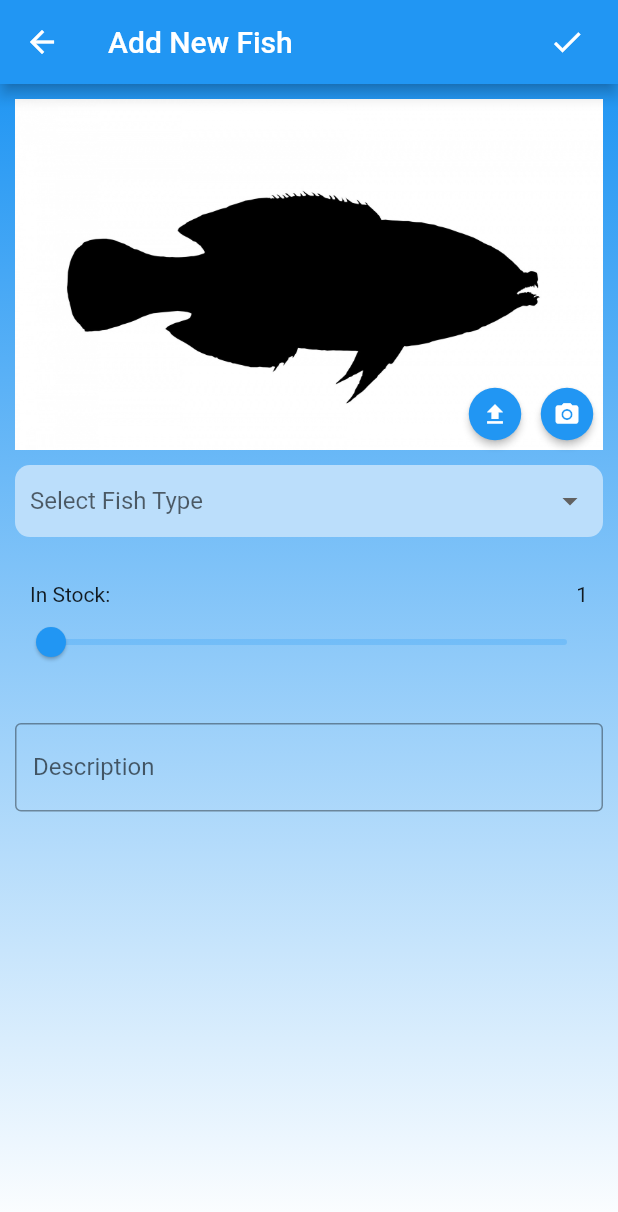
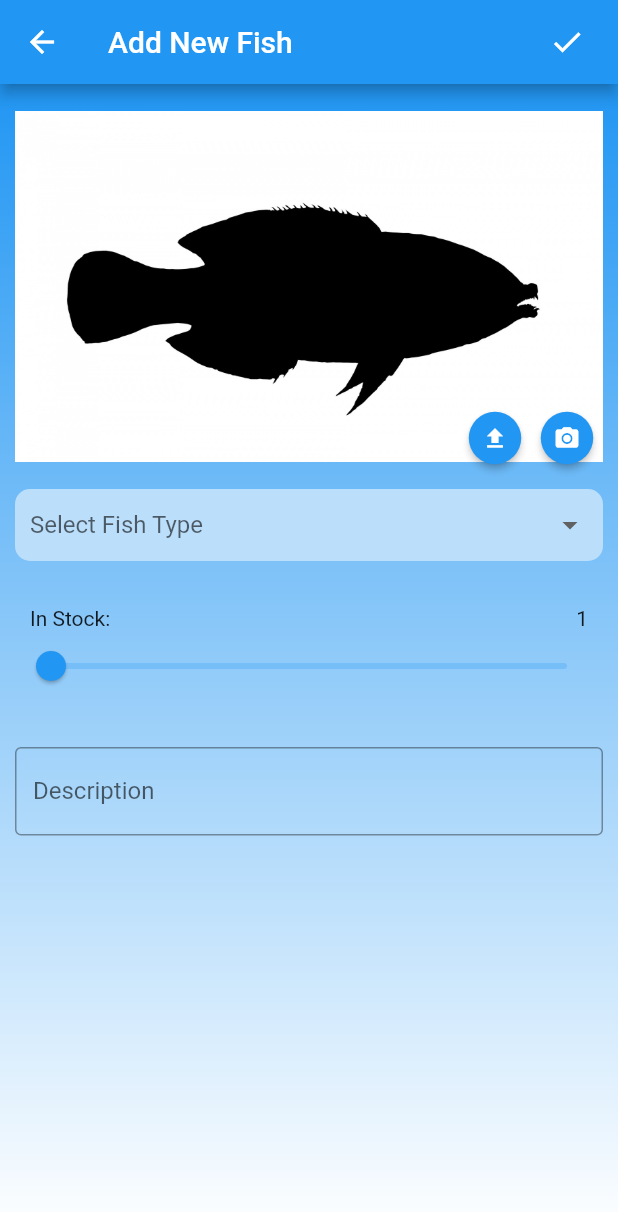
Before and after one commit to alinpha/flutter-term-project, a Flutter app: the screen it shows after launch, after a tap on the "add" icon, on a phone screen of 412 x 824 dp. Shown: the top 1212 px of the screen. Run offline on Flutter 3.47's test engine with Material 2 defaults, Android fonts, the phone set to English and light mode, and no system bars; our stand-ins replace image_picker, page_view_indicators, sqflite; accounts and stored records are empty.

Commit message:
edit page completed

```diff
--- a/term_project/lib/edit.dart
+++ b/term_project/lib/edit.dart
@@ -1,4 +1,10 @@
+import 'dart:io';
+
 import 'package:flutter/material.dart';
+import 'package:image_picker/image_picker.dart';
+import 'package:term_project/dbhelper.dart';
+
+import 'model/fish.dart';
 
 class EditPage extends StatefulWidget {
 
@@ -18,15 +24,74 @@ class _EditPageState extends State<EditPage> {
   String _selectedFish;
   double _stockValue = 1;
 
+  File _imageFile;
+
+  final descTextController = TextEditingController();
+
+  Future _getImage(ImageSource src) async {
+
+    var image = await ImagePicker.pickImage(source: src);
+
+    setState(() {
+      _imageFile = image;
+    });
+  }
+
   Widget _stackImage() {
 
     double _btnImgSize = 35.0;
 
+    double screenWidth = MediaQuery.of(context).size.width;
+
+    String _fishImage = "images/";
+
+    switch(_selectedFish) {
+      case "Catfish":
+      _fishImage += "catfish";
+      break;
+      case "Characin":
+      _fishImage += "characin";
+      break;
+      case "Cichlid":
+      _fishImage += "cichlid";
+      break;
+      case "Goldfish":
+      _fishImage += "gold";
+      break;
+      case "Golden Loach":
+      _fishImage += "loach";
+      break;
+      case "Bluefin Killifish":
+      _fishImage += "killi";
+      break;
+      case "Paradise Fish":
+      _fishImage += "paradise";
+      break;
+      case "Orangeback Rainbowfish":
+      _fishImage += "rainbow";
+      break;
+      case "Koifish":
+      _fishImage += "koi";
+      break;
+      default:
+      _fishImage += "fish_template";
+      break;
+    }
+
+    _fishImage += ".jpg";
+
     return Stack(
+
       children: <Widget>[
+
+        _imageFile == null ?
             Image(
-          image: AssetImage('images/fish_template.jpg'),
-        ),
+              image: AssetImage(_fishImage),
+              fit: BoxFit.fitWidth,
+              width: screenWidth,
+              height: 250,
+            ) :
+            Image.file(_imageFile, fit: BoxFit.fitWidth, width: screenWidth, height: 250),
         Positioned(
           right: 0,
           bottom: 0,
@@ -45,7 +110,7 @@ class _EditPageState extends State<EditPage> {
             shape: CircleBorder(),
             fillColor: Colors.blue,
             onPressed: () {
-
+              _getImage(ImageSource.gallery);
             },
           ),
           RawMaterialButton(
@@ -61,7 +126,7 @@ class _EditPageState extends State<EditPage> {
             shape: CircleBorder(),
             fillColor: Colors.blue,
             onPressed: () {
-
+              _getImage(ImageSource.camera);
             },
           ),
             ],
@@ -84,6 +149,7 @@ class _EditPageState extends State<EditPage> {
           'Paradise Fish',
           'Orangeback Rainbowfish',
           'Koifish',
+          'Other',
       ];
       return Container(
 
@@ -146,6 +212,7 @@ class _EditPageState extends State<EditPage> {
 
   Widget _txtDescription() {
     return TextField(
+      controller: descTextController,
       keyboardType: TextInputType.multiline,
       maxLines: null,
       decoration: InputDecoration(
@@ -165,7 +232,12 @@ class _EditPageState extends State<EditPage> {
             child: IconButton(
               icon: Icon(Icons.done),
               onPressed: () {
-                Navigator.pop(scaffoldKey.currentContext);
+                if (_selectedFish == null) {
+                  _showSnacBar("Please choose fish type");
+                } else {
+                  _insertToDatabase();
+                }
+                //Navigator.pop(scaffoldKey.currentContext);
               },
             ),
           ),
@@ -209,6 +281,20 @@ class _EditPageState extends State<EditPage> {
     );
   }
 
+  Future<void> _insertToDatabase() async {
+    String imgPath = "";
+    if (_imageFile != null) {
+      imgPath = _imageFile.path;
+    }
+    Fish fish = Fish(title: _selectedFish, stock: _stockValue.toInt(), description: descTextController.text, img: imgPath);
+
+    int rows = await DBHelper.instance.insert(fish);
+
+    _showSnacBar(rows != 0 ? "Fish inserted" : "Fish could not be inserted");
+
+    Navigator.pop(context);
+
+  }
 
   @override
   Widget build(BuildContext context) {
@@ -248,4 +334,9 @@ class _EditPageState extends State<EditPage> {
     );
   }
 
+  @override
+  void dispose() {
+    descTextController.dispose();
+    super.dispose();
   }
+}
--- a/term_project/lib/main.dart
+++ b/term_project/lib/main.dart
@@ -1,52 +1,57 @@
+import 'dart:io';
+import 'dart:ui';
+import 'dart:async';
+
 import 'package:flutter/material.dart';
 import 'package:page_view_indicators/circle_page_indicator.dart';
+import 'package:term_project/dbhelper.dart';
 import './edit.dart';
 import 'model/fish.dart';
 
-void main() => runApp(MyApp());
+void main() => runApp(MaterialApp(
+  debugShowCheckedModeBanner: false,
+  home: MyApp(),
+));
 
-class MyApp extends StatelessWidget {
-  @override
-  Widget build(BuildContext context) {
+class MyApp extends StatefulWidget {
+  _HomePage createState() => _HomePage();
 
-    return MaterialApp(
-      debugShowCheckedModeBanner: false,
-      title: 'Flutaquarium',
-      theme: ThemeData(
-
-      ),
-      home: HomePage(),
-    );
-  }
 }
 
-class HomePage extends StatelessWidget {
+class _HomePage extends State<MyApp> {
 
   final _pageController = PageController(initialPage: 0);
   final _currentPageNotifier = ValueNotifier<int>(0);
+
 
   @override
   Widget build(BuildContext context) {
 
     List<Fish> fishList = List<Fish>();
 
-    fishList.add(
-      Fish(
-        id: 1,
-        title: 'goldfish',
-        stock: 5,
-        description: 'lorem iprum dolor',
-        img: 'gold')
-    );
+    void _loadFish() async {
+      final List<Map<String, dynamic>> maps = await DBHelper.instance.queryAll();
+      fishList.clear();
+      maps.forEach((map) => fishList.add(Fish.fromMap(map)));
+    }
 
-    fishList.add(
-      Fish(
-        id: 2,
-        title: 'killifish',
-        stock: 2,
-        description: 'this is a description',
-        img: 'loach')
-    );
+    // fishList.add(
+    //   Fish(
+    //     id: 1,
+    //     title: 'goldfish',
+    //     stock: 5,
+    //     description: 'lorem iprum dolor',
+    //     img: 'gold')
+    // );
+
+    // fishList.add(
+    //   Fish(
+    //     id: 2,
+    //     title: 'killifish',
+    //     stock: 2,
+    //     description: 'this is a description',
+    //     img: 'loach')
+    // );
 
     Widget _title(String title) {
       return Container(
@@ -77,13 +82,59 @@ class HomePage extends StatelessWidget {
       );
     }
 
-    Widget _image(String img) {
-      return Image.asset(
-                'images/$img.jpg',
+    Widget _image(Fish fish) {
+
+
+
+      if (fish.img == "") {
+
+        String _fishImage = "";
+
+        switch (fish.title) {
+          case "Catfish":
+          _fishImage += "catfish";
+          break;
+          case "Characin":
+          _fishImage += "characin";
+          break;
+          case "Cichlid":
+          _fishImage += "cichlid";
+          break;
+          case "Goldfish":
+          _fishImage += "gold";
+          break;
+          case "Golden Loach":
+          _fishImage += "loach";
+          break;
+          case "Bluefin Killifish":
+          _fishImage += "killi";
+          break;
+          case "Paradise Fish":
+          _fishImage += "paradise";
+          break;
+          case "Orangeback Rainbowfish":
+          _fishImage += "rainbow";
+          break;
+          case "Koifish":
+          _fishImage += "koi";
+          break;
+          default:
+          _fishImage += "fish_template";
+          break;
+        }
+
+        _fishImage += ".jpg";
+
+        return Image.asset(
+                _fishImage,
                 width: 600,
                 height: 240,
                 fit: BoxFit.fill,
               );
+      }
+
+      return Image.file(File(fish.img));
+
     }
 
     Widget _fishContainer(Fish fish) {
@@ -98,7 +149,7 @@ class HomePage extends StatelessWidget {
         ),
           child: Column(
             children: <Widget>[
-              _image(fish.img),
+              _image(fish),
               _title(fish.title),
               _stock(fish.stock),
               _description(fish.description),
@@ -144,18 +195,36 @@ class HomePage extends StatelessWidget {
       ],
     );
 
+    Widget _noFish = Container(
+      decoration: BoxDecoration(
+        gradient: LinearGradient(
+          begin: Alignment.topCenter,
+          end: Alignment.bottomCenter,
+          colors: [Colors.blue, Colors.white],
+        ),
+      ),
+      child: Center(
+        child: Text('Tap + to add fish'),
+      ),
+    );
+
     return Scaffold (
 
       appBar: AppBar(
           title: Text('Flutaquarium'),
         ),
-        body: mStack,
+        body: fishList.length > 0 ? mStack : _noFish,
         floatingActionButton: FloatingActionButton(
           onPressed: () {
-            Navigator.push(context, MaterialPageRoute(builder: (context) => EditPage(mTitle: 'Add New Fish',)));
+            Navigator.push(context, MaterialPageRoute(builder: (context) => EditPage(mTitle: 'Add New Fish')))
+            .then((value) {
+              setState(() {
+                _loadFish();
+              });
+            });
           },
           child: Icon(Icons.add),
         ),
-    );
+      );
   }
 }
--- a/term_project/lib/model/fish.dart
+++ b/term_project/lib/model/fish.dart
@@ -2,16 +2,16 @@ import 'package:term_project/dbhelper.dart';
 
 class Fish {
 
-  int id;
+  //int id;
   String title;
   int stock;
   String description;
   String img;
 
-  Fish({this.id, this.title, this.stock, this.description, this.img});
+  Fish({this.title, this.stock, this.description, this.img});
 
   Fish.fromMap(Map<String, dynamic> map) {
-    id = map['id'];
+
     title = map['title'];
     stock = map['stock'];
     description = map['description'];
@@ -20,7 +20,6 @@ class Fish {
 
   Map<String, dynamic> toMap() {
     return {
-      DBHelper.ID:id,
       DBHelper.TITLE:title,
       DBHelper.STOCK:stock,
       DBHelper.DESCRIPTION:description,
--- a/term_project/pubspec.yaml
+++ b/term_project/pubspec.yaml
@@ -23,6 +23,7 @@ dependencies:
   path:
   path_provider:
   page_view_indicators: ^1.3.1
+  image_picker: ^0.6.6+5
 
   # The following adds the Cupertino Icons font to your application.
   # Use with the CupertinoIcons class for iOS style icons.
```
Also changed, not shown: term_project/lib/dbhelper.dart (+4 -4 lines), term_project/pubspec.lock, 2 other files. Lines whose indentation alone changed are shown as unchanged.
